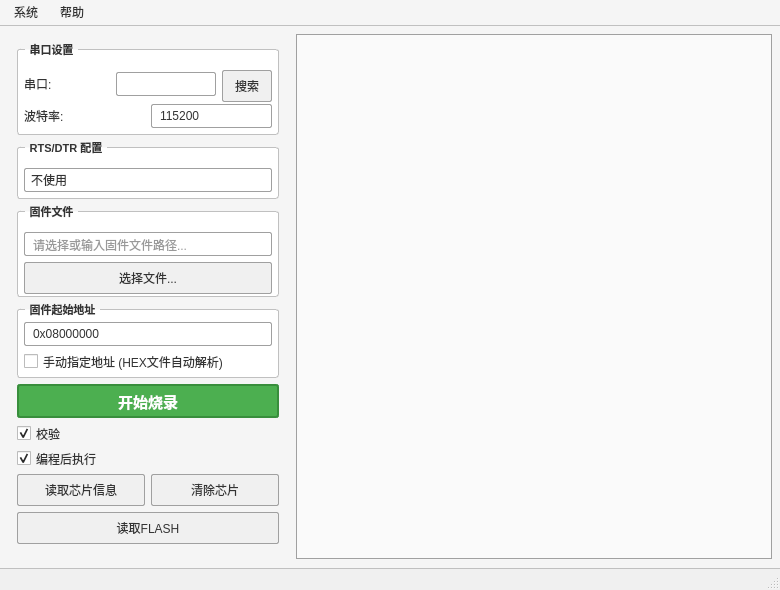
Old version of the form mainwindow.ui in the repository Jin-OK/QFlyST.
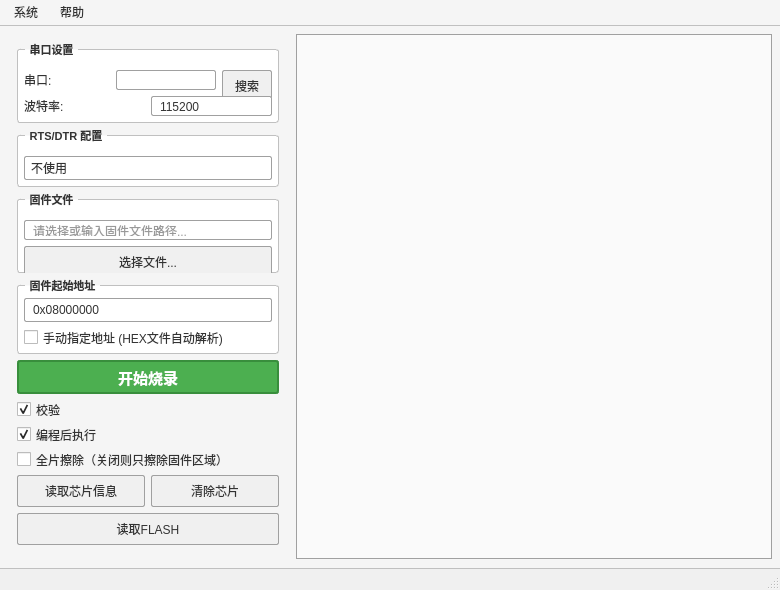
New version of the form.

Commit message:
Add partial erase option and multi-segment HEX support
- Add 'Full Erase' checkbox (default off) to preserve bootloader
- Implement erasePage() for page-level erase
- Support multi-segment HEX files (bootloader + app)
- Parse HEX segments with correct addresses
- Write firmware segment by segment

This fixes the issue where burning app would erase bootloader.

The edit to the form file:
```diff
--- a/mainwindow.ui
+++ b/mainwindow.ui
@@ -433,6 +433,16 @@
          </property>
         </widget>
        </item>
+       <item>
+        <widget class="QCheckBox" name="chkFullErase">
+         <property name="text">
+          <string>全片擦除（关闭则只擦除固件区域）</string>
+         </property>
+         <property name="checked">
+          <bool>false</bool>
+         </property>
+        </widget>
+       </item>
        <item>
         <layout class="QGridLayout" name="actionBtnGrid">
          <property name="horizontalSpacing">
```
The commit also changes 5 other files.
